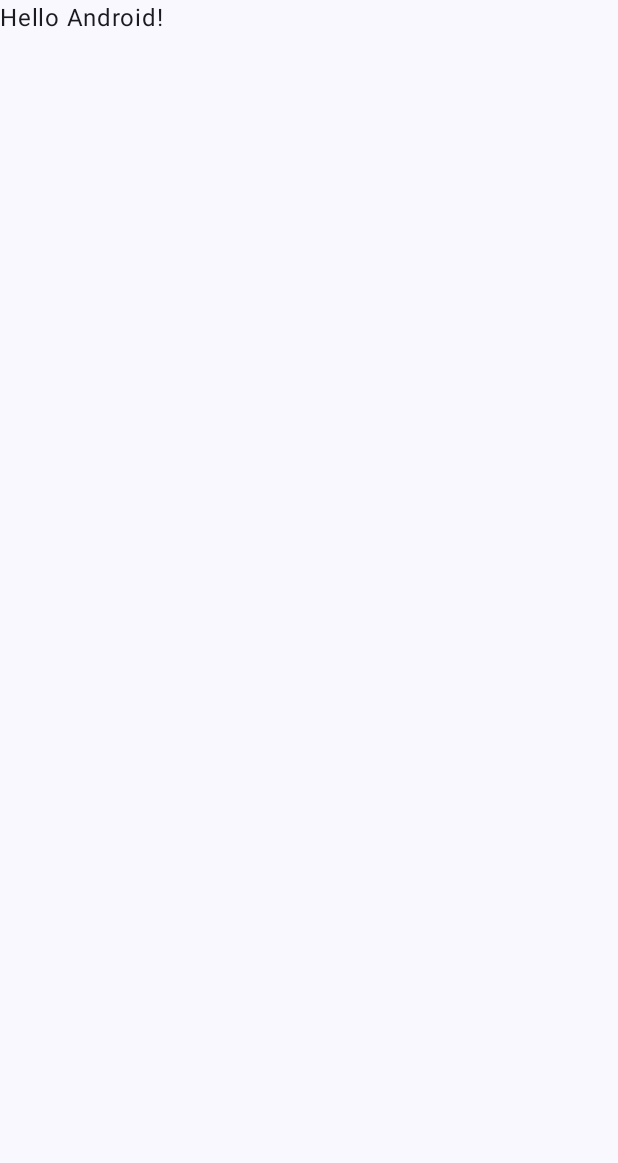
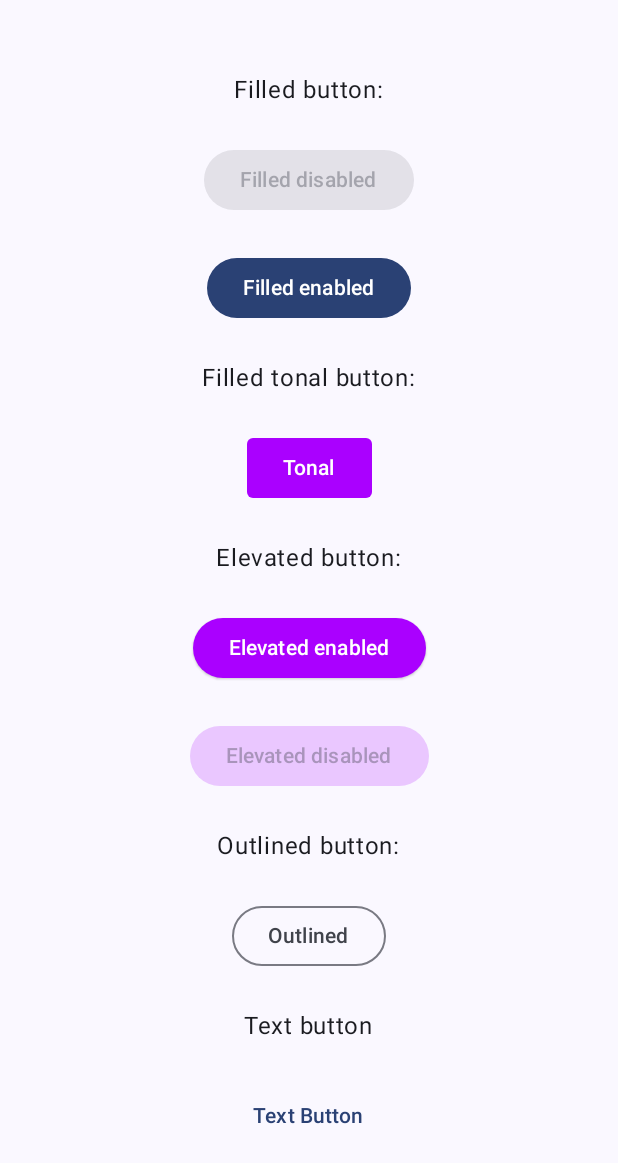
Before and after one commit to Eztrela/PDM, an Android app built with Jetpack Compose: the screen it shows after launch (MainActivity), on a phone screen of 412 x 824 dp. Before the commit the part shown is almost empty. Shown: the top 1163 px of the screen. Run offline under Robolectric (Android 15) with nearby library versions, the phone set to English and light mode, and no system bars.

Commit message:
final pratica buttons

```diff
--- a/app/src/main/java/com/example/myapp/MainActivity.kt
+++ b/app/src/main/java/com/example/myapp/MainActivity.kt
@@ -1,16 +1,30 @@
 package com.example.myapp
 
+import android.graphics.drawable.shapes.Shape
 import android.os.Bundle
+import android.util.Log
 import androidx.activity.ComponentActivity
 import androidx.activity.compose.setContent
 import androidx.activity.enableEdgeToEdge
+import androidx.compose.foundation.layout.Arrangement
+import androidx.compose.foundation.layout.Column
 import androidx.compose.foundation.layout.fillMaxSize
 import androidx.compose.foundation.layout.padding
+import androidx.compose.material3.Button
+import androidx.compose.material3.ButtonDefaults
+import androidx.compose.material3.ElevatedButton
+import androidx.compose.material3.FilledTonalButton
+import androidx.compose.material3.OutlinedButton
 import androidx.compose.material3.Scaffold
+import androidx.compose.material3.ShapeDefaults
 import androidx.compose.material3.Text
+import androidx.compose.material3.TextButton
 import androidx.compose.runtime.Composable
+import androidx.compose.ui.Alignment
 import androidx.compose.ui.Modifier
+import androidx.compose.ui.graphics.Color
 import androidx.compose.ui.tooling.preview.Preview
+import androidx.compose.ui.unit.dp
 import com.example.myapp.ui.theme.MyAppTheme
 
 class MainActivity : ComponentActivity() {
@@ -20,10 +34,7 @@ class MainActivity : ComponentActivity() {
         setContent {
             MyAppTheme {
                 Scaffold(modifier = Modifier.fillMaxSize()) { innerPadding ->
-                    Greeting(
-                        name = "Android",
-                        modifier = Modifier.padding(innerPadding)
-                    )
+                    ButtonExamples()
                 }
             }
         }
@@ -31,17 +42,84 @@ class MainActivity : ComponentActivity() {
 }
 
 @Composable
-fun Greeting(name: String, modifier: Modifier = Modifier) {
-    Text(
-        text = "Hello $name!",
-        modifier = modifier
-    )
+fun ButtonExamples() {
+    Column(
+        modifier = Modifier
+            .padding(48.dp)
+            .fillMaxSize(),
+        verticalArrangement = Arrangement.spacedBy(24.dp),
+        horizontalAlignment = Alignment.CenterHorizontally,
+    ) {
+        Text("Filled button:")
+        FilledButtonExample(onClick = { Log.d("Filled button", "Filled button clicked.") })
+        Text("Filled tonal button:")
+        FilledTonalButtonExample(onClick = { Log.d("Filled tonal button", "Filled tonal button clicked.") })
+        Text("Elevated button:")
+        ElevatedButtonExample(onClick = { Log.d("Elevated button", "Elevated button clicked.") })
+        Text("Outlined button:")
+        OutlinedButtonExample(onClick = { Log.d("Outlined button", "Outlined button clicked.") })
+        Text("Text button")
+        TextButtonExample(onClick = { Log.d("Text button", "Text button clicked.") })
+    }
+}
+
+// [START android_compose_components_filledbutton]
+@Composable
+fun FilledButtonExample(onClick: () -> Unit) {
+    Button(onClick = { onClick() }, enabled = false) {
+        Text("Filled disabled")
+    }
+    Button(onClick = { onClick() }, enabled = true) {
+        Text("Filled enabled")
+    }
+}
+// [END android_compose_components_filledbutton]
+
+// [START android_compose_components_filledtonalbutton]
+@Composable
+fun FilledTonalButtonExample(onClick: () -> Unit) {
+    FilledTonalButton(onClick = { onClick() }, shape = ShapeDefaults.ExtraSmall, colors = ButtonDefaults.filledTonalButtonColors(
+        Color(0xFFAA00FF))) {
+        Text("Tonal", color = Color.White)
+    }
+}
+// [END android_compose_components_filledtonalbutton]
+
+// [START android_compose_components_elevatedbutton]
+@Composable
+fun ElevatedButtonExample(onClick: () -> Unit) {
+    ElevatedButton(onClick = { onClick() }, colors = ButtonDefaults.elevatedButtonColors(Color(0xFFAA00FF), Color.White, Color(0x33AA00FF)),) {
+        Text("Elevated enabled")
+    }
+    ElevatedButton(onClick = { onClick() }, colors = ButtonDefaults.elevatedButtonColors(Color(0xFFAA00FF), Color.White, Color(0x33AA00FF)), enabled = false) {
+        Text("Elevated disabled")
+    }
+}
+// [END android_compose_components_elevatedbutton]
+
+// [START android_compose_components_outlinedbutton]
+@Composable
+fun OutlinedButtonExample(onClick: () -> Unit) {
+    OutlinedButton(onClick = { onClick() }) {
+        Text("Outlined")
+    }
+}
+// [END android_compose_components_outlinedbutton]
+
+// [START android_compose_components_textbutton]
+@Composable
+fun TextButtonExample(onClick: () -> Unit) {
+    TextButton(
+        onClick = { onClick() }
+    ) {
+        Text("Text Button")
+    }
 }
 
 @Preview(showBackground = true)
 @Composable
 fun GreetingPreview() {
     MyAppTheme {
-        Greeting("Android")
+        ButtonExamples()
     }
 }
```
